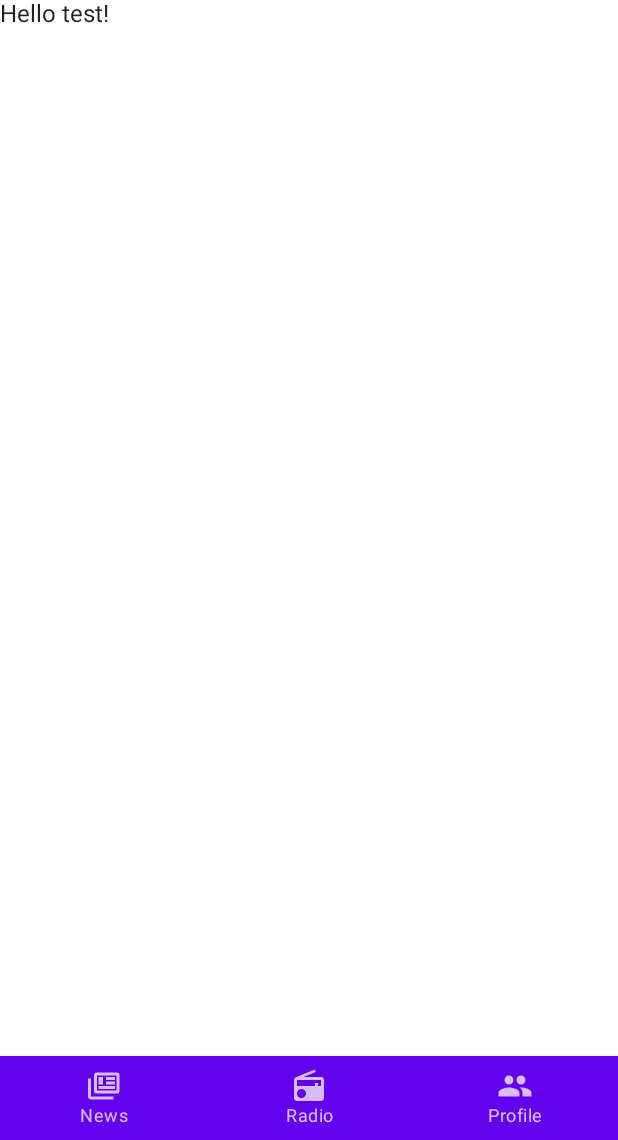
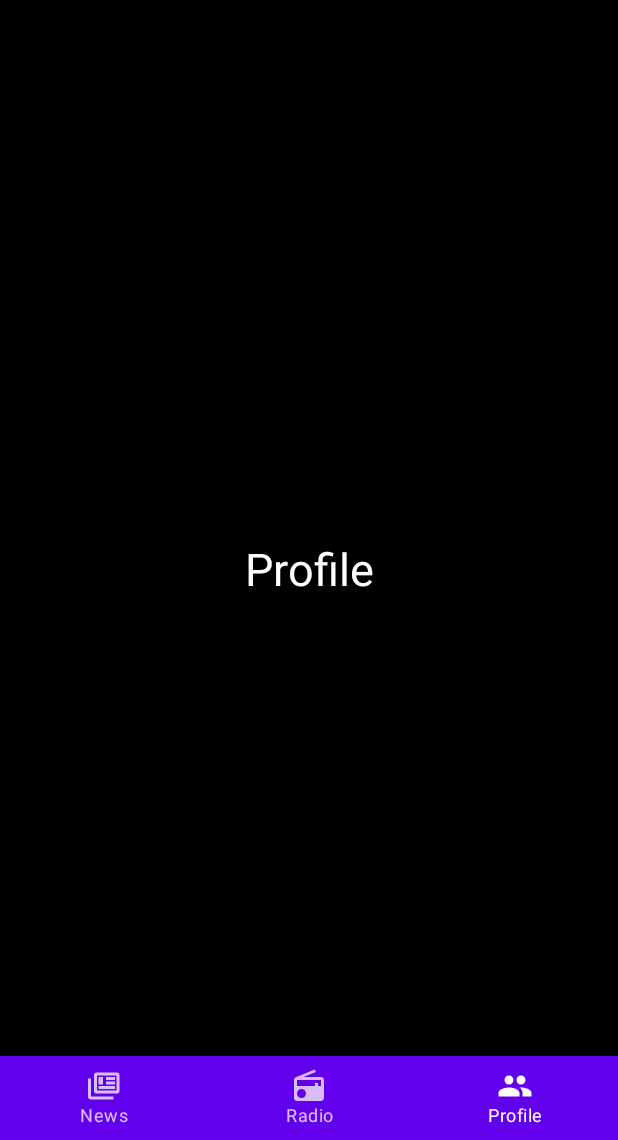
Before and after one commit to AndrewsKanyi/GhanaTunes, an Android app built with Jetpack Compose: the screen it shows after launch (MainActivity), item 3 of the bottom bar chosen, on a phone screen of 412 x 824 dp, the part 96-1236 px from its top. Run offline under Robolectric (Android 15) with nearby library versions, the phone set to English and light mode, and no system bars; our stand-ins replace Dagger/Hilt's generated code.

Commit message:
Add main navigation destinations

```diff
--- a/app/src/main/java/com/andrews/ghanatunes/MainActivity.kt
+++ b/app/src/main/java/com/andrews/ghanatunes/MainActivity.kt
@@ -12,13 +12,21 @@ import androidx.compose.runtime.Composable
 import androidx.compose.runtime.getValue
 import androidx.compose.ui.res.painterResource
 import androidx.compose.ui.tooling.preview.Preview
+import androidx.navigation.NavDestination
 import androidx.navigation.NavDestination.Companion.hierarchy
+import androidx.navigation.NavGraph.Companion.findStartDestination
+import androidx.navigation.compose.NavHost
+import androidx.navigation.compose.composable
 import androidx.navigation.compose.currentBackStackEntryAsState
 import androidx.navigation.compose.rememberNavController
 import com.andrews.ghanatunes.models.NewsModel
+import com.andrews.ghanatunes.screens.NewsScreen
+import com.andrews.ghanatunes.screens.ProfileScreen
+import com.andrews.ghanatunes.screens.RadioScreen
 import com.andrews.ghanatunes.ui.theme.GhanaTunesTheme
 import com.andrews.ghanatunes.viewmodels.MainActivityViewModel
 import dagger.hilt.android.AndroidEntryPoint
+
 
 @AndroidEntryPoint
 class MainActivity : ComponentActivity() {
@@ -49,9 +57,6 @@ class MainActivity : ComponentActivity() {
                             }
                         )
                     },
-                    content = {
-                        Greeting("test")
-                    },
                     bottomBar = {
                        BottomNavigation{
                            val navBackStackEntry by navController.currentBackStackEntryAsState()
@@ -59,18 +64,34 @@ class MainActivity : ComponentActivity() {
                            navigationDestinations.forEach { navigationDestination ->
                               BottomNavigationItem(
                                   selected = currentDestination?.hierarchy?.any {it.route == navigationDestination.route} == true,
-                                  onClick = { /*TODO*/ },
+                                  onClick = {
+                                            navController.navigate(navigationDestination.route){
+                                                popUpTo(navController.graph.findStartDestination().id){
+                                                    saveState = true
+                                                }
+                                                launchSingleTop = true
+                                                restoreState = true
+                                            }
+                                  },
                                   label = {Text(navigationDestination.title)},
                                   icon = {Icon(painterResource(id = navigationDestination.iconResourceId), contentDescription = "test")}
                               )
                            }
                        }
                     }
-                )
+                ){ innerPadding ->
+                   NavHost(navController = navController, startDestination = NavigationDestination.News.route ){
+                       composable(NavigationDestination.News.route){ NewsScreen()}
+                       composable(NavigationDestination.Radios.route){ RadioScreen()}
+                       composable(NavigationDestination.Profile.route){ ProfileScreen()}
+                   }
+                }
             }
         }
     }
 }
+
+
 
 @Composable
 fun Greeting(name: String) {
--- /dev/null
+++ b/app/src/main/java/com/andrews/ghanatunes/screens/NewsScreen.kt
@@ -0,0 +1,35 @@
+package com.andrews.ghanatunes.screens
+
+import androidx.compose.foundation.background
+import androidx.compose.foundation.layout.Arrangement
+import androidx.compose.foundation.layout.Column
+import androidx.compose.foundation.layout.fillMaxSize
+import androidx.compose.foundation.layout.fillMaxWidth
+import androidx.compose.material.Text
+import androidx.compose.runtime.Composable
+import androidx.compose.ui.Alignment
+import androidx.compose.ui.Modifier
+import androidx.compose.ui.graphics.Color
+import androidx.compose.ui.text.style.TextAlign
+import androidx.compose.ui.tooling.preview.Preview
+import androidx.compose.ui.unit.dp
+import androidx.compose.ui.unit.sp
+
+@Preview(showBackground = true)
+@Composable
+fun NewsScreen(){
+    Column(
+        modifier = Modifier.fillMaxSize(1f)
+            .background(Color.Black),
+        verticalArrangement = Arrangement.Center,
+        horizontalAlignment = Alignment.CenterHorizontally
+        ) {
+       Text(
+           text = "News Screen",
+           modifier = Modifier.fillMaxWidth(),
+           textAlign = TextAlign.Center,
+           fontSize = 30.sp,
+           color = Color.White
+       )
+    }
+}
--- /dev/null
+++ b/app/src/main/java/com/andrews/ghanatunes/screens/ProfileScreen.kt
@@ -0,0 +1,30 @@
+package com.andrews.ghanatunes.screens
+
+import androidx.compose.foundation.background
+import androidx.compose.foundation.layout.*
+import androidx.compose.material.Text
+import androidx.compose.runtime.Composable
+import androidx.compose.ui.Alignment
+import androidx.compose.ui.Modifier
+import androidx.compose.ui.graphics.Color
+import androidx.compose.ui.text.style.TextAlign
+import androidx.compose.ui.tooling.preview.Preview
+import androidx.compose.ui.unit.dp
+import androidx.compose.ui.unit.sp
+import androidx.navigation.NavController
+
+@Preview
+@Composable
+fun ProfileScreen(){
+    Column(modifier = Modifier.background(Color.Black)
+        .fillMaxSize(1f),
+        verticalArrangement = Arrangement.Center,
+        horizontalAlignment = Alignment.CenterHorizontally
+    ) {
+        Text("Profile",
+            textAlign = TextAlign.Center,
+            color = Color.White,
+            modifier = Modifier.fillMaxWidth(1f),
+            fontSize = 30.sp)
+    }
+}
--- /dev/null
+++ b/app/src/main/java/com/andrews/ghanatunes/screens/Radio.kt
@@ -0,0 +1,29 @@
+package com.andrews.ghanatunes.screens
+
+import androidx.compose.foundation.background
+import androidx.compose.foundation.layout.Arrangement
+import androidx.compose.foundation.layout.Column
+import androidx.compose.foundation.layout.fillMaxSize
+import androidx.compose.foundation.layout.fillMaxWidth
+import androidx.compose.material.Text
+import androidx.compose.runtime.Composable
+import androidx.compose.ui.Alignment
+import androidx.compose.ui.Modifier
+import androidx.compose.ui.graphics.Color
+import androidx.compose.ui.text.style.TextAlign
+import androidx.compose.ui.unit.sp
+
+@Composable
+fun RadioScreen(){
+    Column(modifier = Modifier.background(Color.Black)
+        .fillMaxSize(1f),
+        verticalArrangement = Arrangement.Center,
+        horizontalAlignment = Alignment.CenterHorizontally
+    ) {
+        Text("Radio Screen",
+            textAlign = TextAlign.Center,
+            color = Color.White,
+            modifier = Modifier.fillMaxWidth(1f),
+            fontSize = 30.sp)
+    }
+}
```
